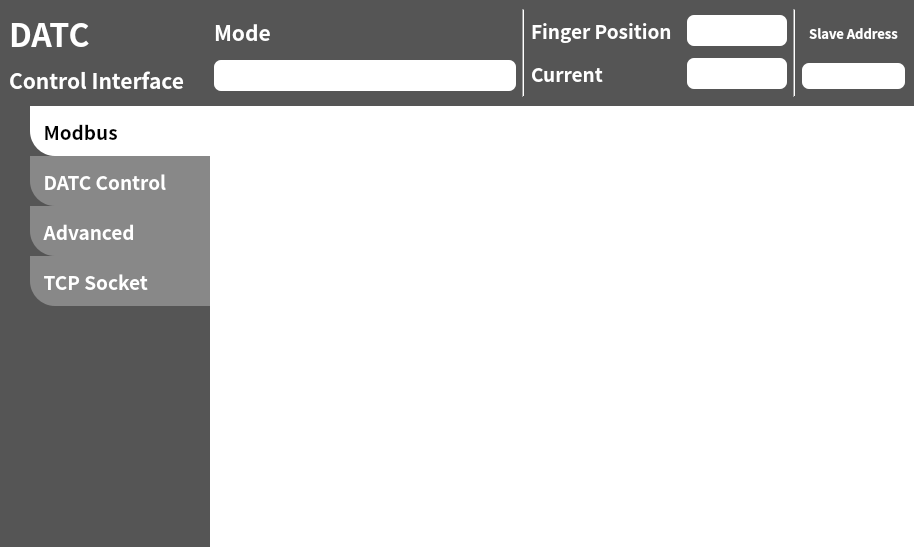
First picture: the form in ui/main_window.ui, repository PlanA2G/datc_user_interface, before the edit.
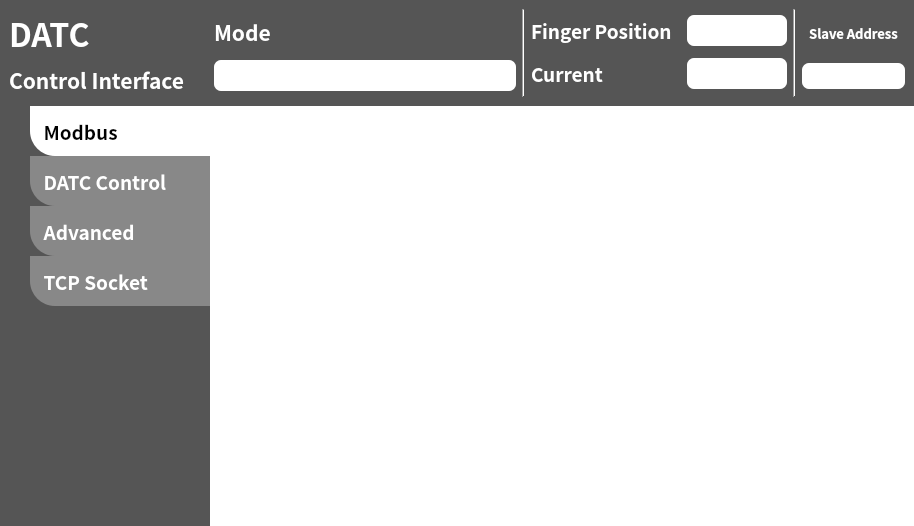
Second picture: the form after the edit. Icons and pictures are not drawn.

Commit message: update: main window resized

Patch:
```diff
--- a/ui/main_window.ui
+++ b/ui/main_window.ui
@@ -7,7 +7,7 @@
     <x>0</x>
     <y>0</y>
     <width>914</width>
-    <height>547</height>
+    <height>526</height>
    </rect>
   </property>
   <property name="font">
```
